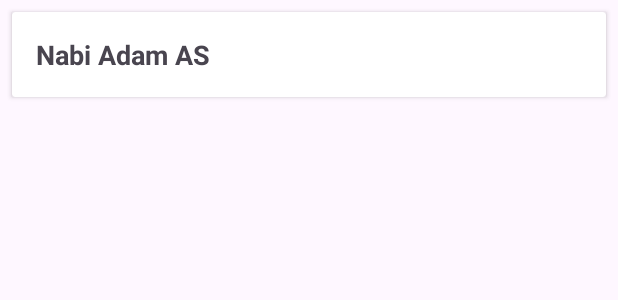
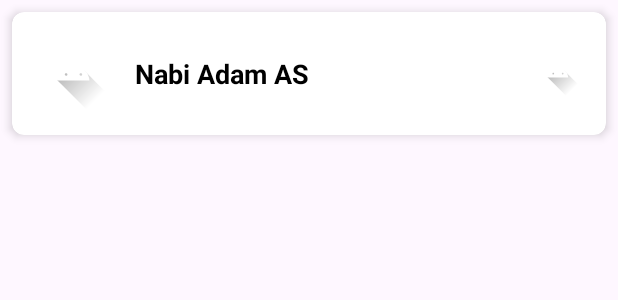
Before and after one commit to fauzanashshidiq/islamic-kids, an Android app: the layout item_kisah_nabi.xml on its own in the app's theme, with its tools: preview values and no code run, on a phone screen of 412 x 824 dp. Shown: the top 300 px of the screen. Run offline under Robolectric (Android 15) with nearby library versions, the phone set to English and light mode, and no system bars.

Commit message:
feat(pembelajaran): add icon kisah nabi

```diff
--- a/app/src/main/java/com/pam/uas/DetailKisahNabiActivity.kt
+++ b/app/src/main/java/com/pam/uas/DetailKisahNabiActivity.kt
@@ -35,7 +35,7 @@ class DetailKisahNabiActivity : AppCompatActivity() {
         binding.tvDetailNama.text = nama
         binding.tvUsia.text = "$usia Tahun"
         binding.tvTempat.text = tempat
-        binding.tvTahun.text = "$tahun SM" // Asumsi tahun nabi SM
+        binding.tvTahun.text = "$tahun SM"
         binding.tvDeskripsi.text = desc
 
         // 4. Load Gambar Header
--- a/app/src/main/java/com/pam/uas/data/local/database/AppDatabase.kt
+++ b/app/src/main/java/com/pam/uas/data/local/database/AppDatabase.kt
@@ -11,7 +11,7 @@ import com.pam.uas.data.local.entity.DoaEntity
 import com.pam.uas.data.local.entity.KisahNabiEntity
 import com.pam.uas.data.local.entity.PembelajaranEntity
 
-@Database(entities = [DoaEntity::class, KisahNabiEntity::class, PembelajaranEntity::class], version = 3, exportSchema = false)
+@Database(entities = [DoaEntity::class, KisahNabiEntity::class, PembelajaranEntity::class], version = 4, exportSchema = false)
 abstract class AppDatabase : RoomDatabase() {
     abstract fun doaDao(): DoaDao
     abstract fun kisahNabiDao(): KisahNabiDao
--- a/app/src/main/java/com/pam/uas/data/local/entity/KisahNabiEntity.kt
+++ b/app/src/main/java/com/pam/uas/data/local/entity/KisahNabiEntity.kt
@@ -13,7 +13,7 @@ data class KisahNabiEntity(
     val name: String,
 
     @SerializedName("thn_kelahiran")
-    val thnKelahiran: Int,
+    val thnKelahiran: String,
 
     @SerializedName("usia")
     val usia: String,
@@ -24,5 +24,8 @@ data class KisahNabiEntity(
     @SerializedName("tmp")
     val tmp: String,
 
+    @SerializedName("icon_url")
+    val iconUrl: String? = null,
+
     val isRead: Boolean = false
 )
--- a/app/src/main/java/com/pam/uas/ui/PembelajaranMenuAdapter.kt
+++ b/app/src/main/java/com/pam/uas/ui/PembelajaranMenuAdapter.kt
@@ -20,7 +20,7 @@ class PembelajaranMenuAdapter(
     // Daftar Menu Statis (Sesuaikan imageRes dengan icon yang kamu punya)
     private val menuList = listOf(
         MenuModel("Rukun Islam", "RUKUN_ISLAM", R.drawable.ic_launcher_foreground),
-        MenuModel("Rukun Iman", "RUKUN_IMAN", R.drawable.ic_launcher_foreground),
+        MenuModel("Rukun Iman", "RUKUN_IMAN", R.drawable.ic_rukun_iman),
         MenuModel("Asmaul Husna", "ASMAUL_HUSNA", R.drawable.ic_launcher_foreground),
         MenuModel("Shalat Wajib", "SHALAT_WAJIB", R.drawable.ic_launcher_foreground),
         MenuModel("Sifat Wajib Allah", "SIFAT_WAJIB_ALLAH", R.drawable.ic_launcher_foreground),
--- a/app/src/main/res/layout/activity_detail_kisah_nabi.xml
+++ b/app/src/main/res/layout/activity_detail_kisah_nabi.xml
@@ -135,7 +135,7 @@
                             <TextView
                                 android:layout_width="wrap_content"
                                 android:layout_height="wrap_content"
-                                android:text="Tahun"
+                                android:text="Tahun Kelahiran"
                                 android:textSize="12sp"/>
                             <TextView
                                 android:id="@+id/tvTahun"
--- a/app/src/main/res/layout/item_kisah_nabi.xml
+++ b/app/src/main/res/layout/item_kisah_nabi.xml
@@ -1,23 +1,46 @@
 <?xml version="1.0" encoding="utf-8"?>
 <androidx.cardview.widget.CardView xmlns:android="http://schemas.android.com/apk/res/android"
+    xmlns:app="http://schemas.android.com/apk/res-auto"
     android:layout_width="match_parent"
     android:layout_height="wrap_content"
     android:layout_margin="8dp"
-    android:elevation="4dp">
+    app:cardCornerRadius="8dp"
+    app:cardElevation="4dp">
 
     <LinearLayout
         android:layout_width="match_parent"
         android:layout_height="wrap_content"
-        android:orientation="vertical"
+        android:orientation="horizontal"
+        android:gravity="center_vertical"
         android:padding="16dp">
 
+        <!-- Gambar icon -->
+        <ImageView
+            android:id="@+id/ivIconNabi"
+            android:layout_width="50dp"
+            android:layout_height="50dp"
+            android:layout_marginEnd="16dp"
+            android:scaleType="centerCrop"
+            android:src="@drawable/ic_launcher_foreground" />
+
+        <!-- TEKS TENGAH (Nama Nabi) -->
         <TextView
             android:id="@+id/tvNamaNabi"
-            android:layout_width="match_parent"
+            android:layout_width="0dp"
             android:layout_height="wrap_content"
+            android:layout_weight="1"
             android:text="Nabi Adam AS"
             android:textSize="18sp"
-            android:textStyle="bold" />
+            android:textStyle="bold"
+            android:textColor="@android:color/black" />
+
+        <!-- Gambar kanan -->
+        <ImageView
+            android:id="@+id/ivLogoKanan"
+            android:layout_width="32dp"
+            android:layout_height="32dp"
+            android:layout_marginStart="8dp"
+            android:src="@drawable/ic_launcher_foreground" />
 
     </LinearLayout>
 </androidx.cardview.widget.CardView>
--- a/app/src/main/res/values/colors.xml
+++ b/app/src/main/res/values/colors.xml
@@ -2,4 +2,7 @@
 <resources>
     <color name="black">#FF000000</color>
     <color name="white">#FFFFFFFF</color>
+    <color name="color_nabi_adam">#0095FF</color>
+    <color name="color_nabi_idris">#4CAF50</color>
+    <color name="color_default">#FFFFFF</color>
 </resources>
```
Also changed, not shown: app/src/main/java/com/pam/uas/KisahNabiAdapter.kt (+37 -4 lines), app/src/main/assets/kisah_nabi.json, app/src/main/res/drawable/ic_nabi_adam.png (added), app/src/main/res/drawable/ic_rukun_iman.png (added), 1 other file.
